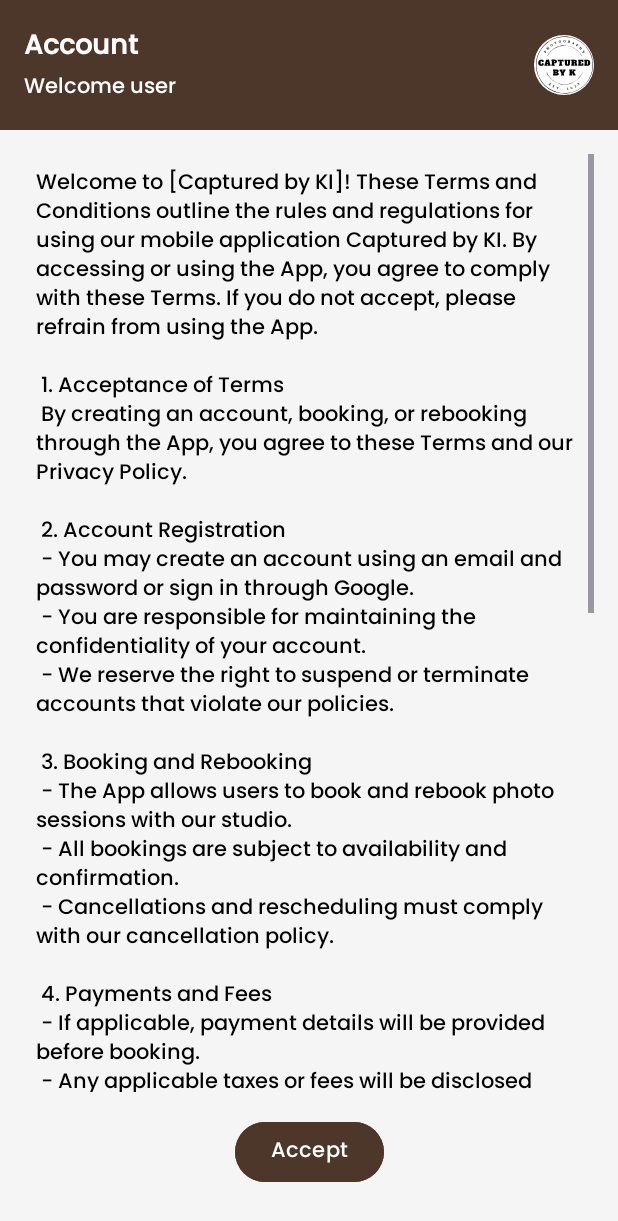
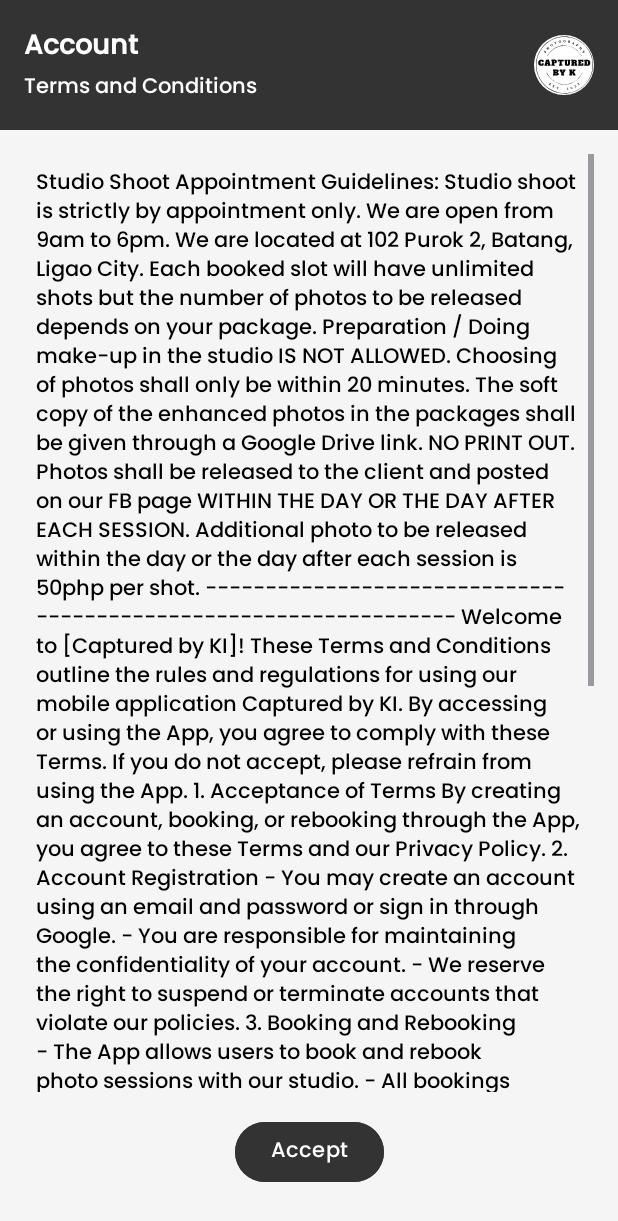
Before and after one commit to NotArdrey/PhotoStudioMobile, an Android app built with Jetpack Compose: the TermsAndCondition screen opened directly, with no data from a screen before it, on a phone screen of 412 x 824 dp. Shown: the top 1221 px of the screen. Run offline under Robolectric (Android 15) with nearby library versions, the phone set to English and light mode, and no system bars.

Commit message:
User role

```diff
--- a/app/src/main/java/com/example/photostudio/ActiveBookingPage.kt
+++ b/app/src/main/java/com/example/photostudio/ActiveBookingPage.kt
@@ -20,7 +20,7 @@
     private lateinit var recyclerView: RecyclerView
     private lateinit var bookingAdapter: BookingAdapter
     private val db = FirebaseFirestore.getInstance()
-    private val dateFormat = SimpleDateFormat("dd-MM-yyyy", Locale.getDefault()) // Ensure Firestore stores date in this format
+    private val dateFormat = SimpleDateFormat("dd-MM-yyyy", Locale.getDefault()) // Ensure dates are in this format
 
     override fun onCreate(savedInstanceState: Bundle?) {
         super.onCreate(savedInstanceState)
@@ -58,6 +58,8 @@
                     val selectedExtraBackdrop = document.getString("selectedExtraBackdrop") ?: "N/A"
                     val softCopyQty = document.getLong("softCopyQty")?.toInt() ?: 0
                     val totalAmount = document.getDouble("totalAmount")?.toInt() ?: 0
+                    // Retrieve the remaining amount (if downpayment was chosen)
+                    val remainingAmount = document.getDouble("remainingAmount")?.toInt() ?: 0
                     val uid = document.getString("uid") ?: "N/A"
 
                     bookingsList.add(
@@ -77,11 +79,11 @@
                             selectedExtraBackdrop = selectedExtraBackdrop,
                             softCopyQty = softCopyQty,
                             totalAmount = totalAmount,
+                            remainingAmount = remainingAmount,
                             uid = uid
                         )
                     )
                 }
-
 
                 bookingsList.sortBy {
                     try {
@@ -111,6 +113,7 @@
             putExtra("selectedExtraBackdrop", booking.selectedExtraBackdrop)
             putExtra("softCopyQty", booking.softCopyQty)
             putExtra("totalAmount", booking.totalAmount)
+            putExtra("remainingAmount", booking.remainingAmount) // Pass remaining amount if applicable
             putExtra("uid", booking.uid)
         }
         startActivity(intent)
--- a/app/src/main/java/com/example/photostudio/Booking.kt
+++ b/app/src/main/java/com/example/photostudio/Booking.kt
@@ -14,5 +14,6 @@
     val selectedExtraBackdrop: String = "",
     val softCopyQty: Int = 0,
     val totalAmount: Int = 0,
+    val remainingAmount: Int = 0,
     val uid: String = ""
 )
--- a/app/src/main/java/com/example/photostudio/BookingAdapter.kt
+++ b/app/src/main/java/com/example/photostudio/BookingAdapter.kt
@@ -28,17 +28,13 @@
         holder.bookingAmount.text = "Amount: ₱${booking.totalAmount}"
 
 
-        holder.paymentStatus.text = if (booking.paymentType == "Full Payment") {
-            "Payment Status: Fully Paid"
+        if (booking.paymentType.equals("Full Payment", ignoreCase = true)) {
+            holder.paymentStatus.text = "Payment Status: Fully Paid"
+            holder.paymentStatus.setTextColor(Color.parseColor("#388E3C"))
         } else {
-            "Payment Status: Downpayment"
+            holder.paymentStatus.text = "Payment Status: Downpayment. Remaining: ₱${booking.remainingAmount}"
+            holder.paymentStatus.setTextColor(Color.parseColor("#D32F2F"))
         }
-
-
-        holder.paymentStatus.setTextColor(
-            if (booking.paymentType == "Full Payment") Color.parseColor("#388E3C")
-            else Color.parseColor("#D32F2F")
-        )
 
         holder.rebookButton.setOnClickListener { listener.onRebookClicked(booking) }
         holder.cancelButton.setOnClickListener { listener.onCancelClicked(booking) }
--- a/app/src/main/java/com/example/photostudio/LandingPage.kt
+++ b/app/src/main/java/com/example/photostudio/LandingPage.kt
@@ -11,17 +11,16 @@
         super.onCreate(savedInstanceState)
         setContentView(R.layout.activity_landing_page)
 
-        // Load the LandingFragment into the FragmentContainerView
+
         if (savedInstanceState == null) {
             supportFragmentManager.beginTransaction()
-                .replace(R.id.fragmentContainer, LandingFragment())  // Attach LandingFragment as default
+                .replace(R.id.fragmentContainer, LandingFragment())
                 .commit()
         }
 
-        // Set up BottomNavigationView to handle fragment transitions
         val bottomNavigationView: BottomNavigationView = findViewById(R.id.bottomNavigationView)
 
-        // Disable item highlighting (active indicator)
+
         bottomNavigationView.itemActiveIndicatorColor = null
         bottomNavigationView.setOnItemSelectedListener { menuItem ->
             when (menuItem.itemId) {
--- a/app/src/main/java/com/example/photostudio/PaymentPage.kt
+++ b/app/src/main/java/com/example/photostudio/PaymentPage.kt
@@ -108,7 +108,6 @@
                         val paymongoName = attributes?.optJSONObject("billing")?.optString("name") ?: ""
                         val updatedPaymentData = paymentData.toMutableMap().apply {
                             put("paymongoName", paymongoName)
-                            put("archive", "no")
                             put("complete", "no")
                         }
                         Log.d("PaymentPage", "Payment data to be saved: $updatedPaymentData")
--- a/app/src/main/java/com/example/photostudio/TermsAndCondition.kt
+++ b/app/src/main/java/com/example/photostudio/TermsAndCondition.kt
@@ -14,12 +14,7 @@
         enableEdgeToEdge()
         setContentView(R.layout.activity_terms_and_condition)
 
-        // Handle system bar insets
-        ViewCompat.setOnApplyWindowInsetsListener(findViewById(R.id.main)) { v, insets ->
-            val systemBars = insets.getInsets(WindowInsetsCompat.Type.systemBars())
-            v.setPadding(systemBars.left, systemBars.top, systemBars.right, systemBars.bottom)
-            insets
-        }
+
 
         // Find the Accept button
         val acceptButton = findViewById<Button>(R.id.acceptButton)
--- a/app/src/main/res/layout/activity_terms_and_condition.xml
+++ b/app/src/main/res/layout/activity_terms_and_condition.xml
@@ -13,7 +13,7 @@
         android:id="@+id/headerLayout"
         android:layout_width="match_parent"
         android:layout_height="wrap_content"
-        android:background="#4D362A"
+        android:background="#333333"
         android:padding="16dp"
         app:layout_constraintTop_toTopOf="parent"
         app:layout_constraintStart_toStartOf="parent"
@@ -36,7 +36,7 @@
             android:id="@+id/subtitleTextView"
             android:layout_width="0dp"
             android:layout_height="wrap_content"
-            android:text="Welcome user"
+            android:text="Terms and Conditions"
             android:textColor="@color/white"
             android:textSize="14sp"
             app:layout_constraintStart_toStartOf="@id/titleTextView"
@@ -82,7 +82,7 @@
         android:layout_width="wrap_content"
         android:layout_height="wrap_content"
         android:text="Accept"
-        android:backgroundTint="#4D362A"
+        android:backgroundTint="#333333"
         android:textColor="@android:color/white"
         app:layout_constraintBottom_toBottomOf="parent"
         app:layout_constraintStart_toStartOf="parent"
--- a/app/src/main/res/values/strings.xml
+++ b/app/src/main/res/values/strings.xml
@@ -1,3 +1,4 @@
+<?xml version="1.0" encoding="utf-8"?>
 <resources>
     <string name="app_name">PhotoStudio</string>
     <string name="solo_package_subtitle">A 20-minute session for 1 person, ideal for individual portraits or headshots.</string>
@@ -5,6 +6,7 @@
     <string name="group_package_subtitle">A 30-minute session for 3-5 people, great for families or small groups. Includes 10 enhanced photos and 1 backdrop.</string>
     <string name="solo_package_description">₱500 - A 20-minute session for 1 person, ideal for individual portraits or headshots. Includes 5 enhanced photos and 1 backdrop.</string>
     <string name="pair_package_description">₱700 - A 30-minute session for 2 people, perfect for couples or friends. Includes 10 enhanced photos and 1 backdrop.</string>
+    <string name="group_package_description">₱1000 - A 30-minute session for 3-5 people, great for families or small groups. Includes 10 enhanced photos and 1 backdrop.</string>
     <string name="email">Email</string>
     <string name="continue_with_google">Continue with Google</string>
     <string name="todo">TODO</string>
@@ -14,46 +16,59 @@
     <string name="don_t_have_an_account_register_here">Don\'t have an account? Register here</string>
     <string name="welcome_to_ncaptured_by_k">WELCOME TO\nCAPTURED BY K</string>
     <string name="terms_and_conditions_text">
-        Welcome to [Captured by KI]! These Terms and Conditions outline the rules and regulations for using our mobile application "Captured by KI".
-        By accessing or using the App, you agree to comply with these Terms. If you do not accept, please refrain from using the App.\n\n
+Studio Shoot Appointment Guidelines:
+Studio shoot is strictly by appointment only.
+We are open from 9am to 6pm.
+We are located at 102 Purok 2, Batang, Ligao City.
+Each booked slot will have unlimited shots but the number of photos to be released depends on your package.
+Preparation / Doing make-up in the studio IS NOT ALLOWED.
+Choosing of photos shall only be within 20 minutes.
+The soft copy of the enhanced photos in the packages shall be given through a Google Drive link.
+NO PRINT OUT.
+Photos shall be released to the client and posted on our FB page WITHIN THE DAY OR THE DAY AFTER EACH SESSION.
+Additional photo to be released within the day or the day after each session is 50php per shot.
 
-        1. Acceptance of Terms\n
-        By creating an account, booking, or rebooking through the App, you agree to these Terms and our Privacy Policy.\n\n
+-----------------------------------------------------------------
 
-        2. Account Registration\n
-        - You may create an account using an email and password or sign in through Google.\n
-        - You are responsible for maintaining the confidentiality of your account.\n
-        - We reserve the right to suspend or terminate accounts that violate our policies.\n\n
+Welcome to [Captured by KI]! These Terms and Conditions outline the rules and regulations for using our mobile application "Captured by KI".
+By accessing or using the App, you agree to comply with these Terms. If you do not accept, please refrain from using the App.
 
-        3. Booking and Rebooking\n
-        - The App allows users to book and rebook photo sessions with our studio.\n
-        - All bookings are subject to availability and confirmation.\n
-        - Cancellations and rescheduling must comply with our cancellation policy.\n\n
+1. Acceptance of Terms
+By creating an account, booking, or rebooking through the App, you agree to these Terms and our Privacy Policy.
 
-        4. Payments and Fees\n
-        - If applicable, payment details will be provided before booking.\n
-        - Any applicable taxes or fees will be disclosed before confirming a booking.\n\n
+2. Account Registration
+- You may create an account using an email and password or sign in through Google.
+- You are responsible for maintaining the confidentiality of your account.
+- We reserve the right to suspend or terminate accounts that violate our policies.
 
-        5. User Responsibilities\n
-        - You agree to provide accurate and truthful information.\n
-        - Any misuse of the App, including fraudulent bookings, may result in account suspension.\n\n
+3. Booking and Rebooking
+- The App allows users to book and rebook photo sessions with our studio.
+- All bookings are subject to availability and confirmation.
+- Cancellations and rescheduling must comply with our cancellation policy.
 
-        6. Privacy Policy\n
-        - We collect and process personal data in accordance with our Privacy Policy.\n
-        - Your data will only be used to manage bookings and enhance user experience.\n\n
+4. Payments and Fees
+- If applicable, payment details will be provided before booking.
+- Any applicable taxes or fees will be disclosed before confirming a booking.
 
-        7. Modifications to Terms\n
-        - We reserve the right to update these Terms at any time.\n
-        - Continued use of the App after changes indicates acceptance of the updated Terms.\n\n
+5. User Responsibilities
+- You agree to provide accurate and truthful information.
+- Any misuse of the App, including fraudulent bookings, may result in account suspension.
 
-        8. Limitation of Liability\n
-        - We are not responsible for technical issues, service disruptions, or third-party actions.\n
-        - Our liability is limited to the extent permitted by law.\n\n
+6. Privacy Policy
+- We collect and process personal data in accordance with our Privacy Policy.
+- Your data will only be used to manage bookings and enhance user experience.
 
-        9. Contact Information\n
-        - For inquiries, please contact us at [Support Email].\n\n
+7. Modifications to Terms
+- We reserve the right to update these Terms at any time.
+- Continued use of the App after changes indicates acceptance of the updated Terms.
 
-        By using the App, you acknowledge that you have read, understood, and agree to these Terms and Conditions.
+8. Limitation of Liability
+- We are not responsible for technical issues, service disruptions, or third-party actions.
+- Our liability is limited to the extent permitted by law.
+
+9. Contact Information
+- For inquiries, please contact us at [Support Email].
+
+By using the App, you acknowledge that you have read, understood, and agree to these Terms and Conditions.
     </string>
-    <string name="group_package_description">₱1000 - A 30-minute session for 3-5 people, great for families or small groups. Includes 10 enhanced photos and 1 backdrop.</string>
 </resources>
```
